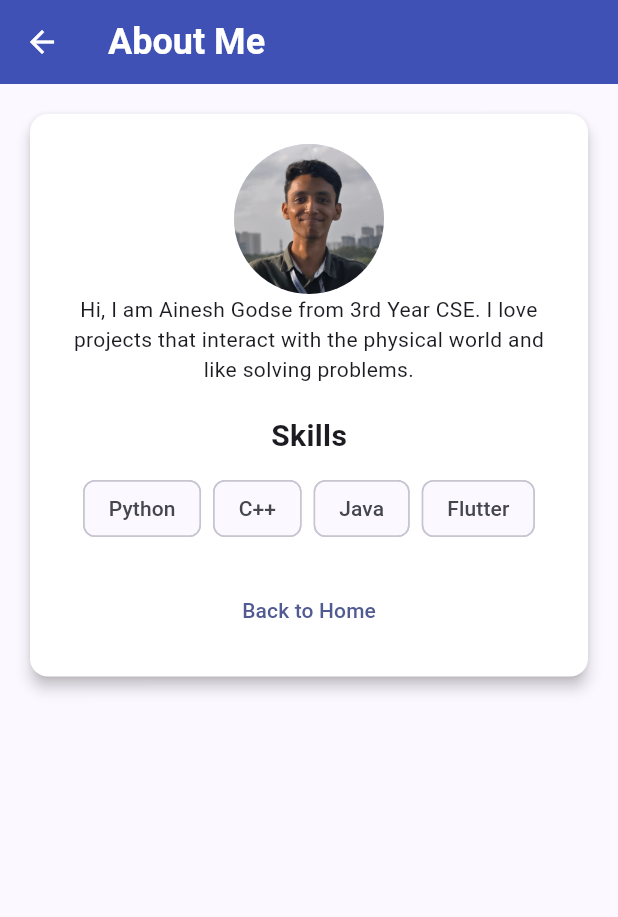
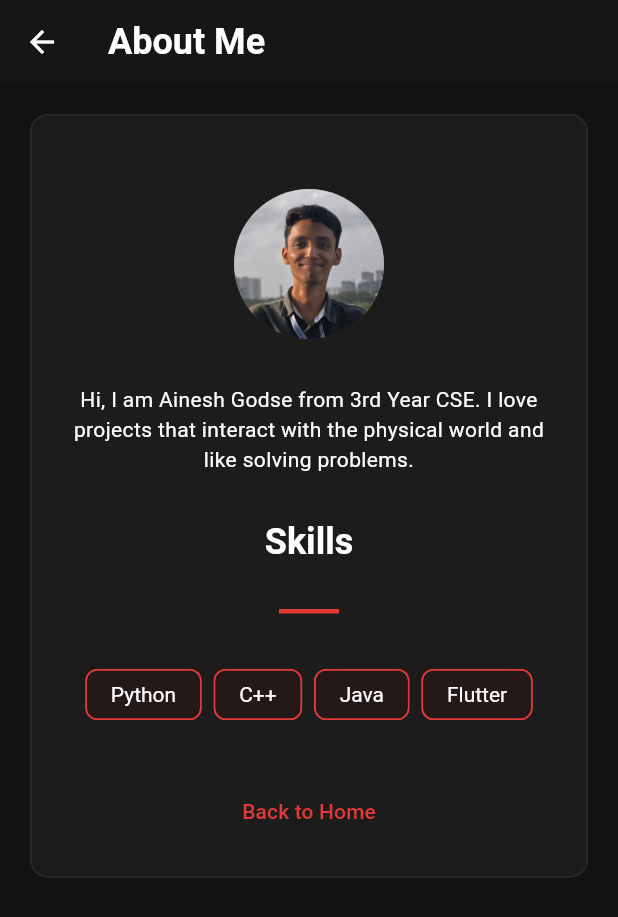
Before and after one commit to Ainesh-Godse/UI_flutter_lab_exam_mid_1, a Flutter app: the screen it shows after launch, after a tap on "About Me", on a phone screen of 412 x 824 dp. Shown: the top 917 px of the screen. Run offline on Flutter 3.47's test engine with Material 3 defaults, Android fonts, the light colour scheme and no system bars.

Commit message:
Visual Touchups.

```diff
--- a/lib/main.dart
+++ b/lib/main.dart
@@ -13,41 +13,82 @@ class MyWebsite extends StatelessWidget {
       home: const HomePage(),
       title: "My Portfolio",
       theme: ThemeData(
+        brightness: Brightness.dark,
+
         colorScheme: ColorScheme.fromSeed(
-          seedColor: Colors.indigo,
+          seedColor: const Color(0xFFE53935),
+          brightness: Brightness.dark,
         ),
 
-        appBarTheme: AppBarTheme(
-          backgroundColor: Colors.indigo,
+        // Matte charcoal background
+        scaffoldBackgroundColor: const Color(0xFF121212),
+
+        appBarTheme: const AppBarTheme(
+          backgroundColor: Color(0xFF161616),
           foregroundColor: Colors.white,
         ),
 
         cardTheme: CardThemeData(
-          elevation: 4,
-          color: Colors.white,
+          elevation: 0,
+          color: const Color(0xFF1C1C1C),
           shape: RoundedRectangleBorder(
             borderRadius: BorderRadius.circular(12),
+            side: const BorderSide(
+              color: Color(0xFF2A2A2A),
+            ),
           ),
         ),
 
-        textTheme: TextTheme(
+
+        textTheme: const TextTheme(
           titleLarge: TextStyle(
             fontSize: 24,
             fontWeight: FontWeight.bold,
+            color: Colors.white,
           ),
 
           bodyLarge: TextStyle(
             fontSize: 16,
+            color: Colors.white,
+          ),
+
+          bodyMedium: TextStyle(
+            color: Colors.white,
+          ),
+
+          bodySmall: TextStyle(
+            color: Colors.white70,
           ),
         ),
 
         elevatedButtonTheme: ElevatedButtonThemeData(
           style: ElevatedButton.styleFrom(
-            backgroundColor: Colors.indigo,
+            backgroundColor: const Color(0xFFE53935),
             foregroundColor: Colors.white,
           ),
         ),
+
+        textButtonTheme: TextButtonThemeData(
+          style: TextButton.styleFrom(
+            foregroundColor: const Color(0xFFE53935),
+          ),
+        ),
+
+        chipTheme: ChipThemeData(
+          backgroundColor: const Color(0xFF241818),
+          labelStyle: const TextStyle(
+            color: Colors.white,
+          ),
+          side: const BorderSide(
+            color: Color(0xFFE53935),
+          ),
+        ),
+
+        iconTheme: const IconThemeData(
+          color: Color(0xFFE53935),
+        ),
       ),
+
       debugShowCheckedModeBanner: false,
     );
   }
--- a/lib/screens/about_page.dart
+++ b/lib/screens/about_page.dart
@@ -9,8 +9,12 @@ class AboutPage extends StatelessWidget {
   Widget build(BuildContext context) {
     return Scaffold(
       appBar: AppBar(
-
-        title: Text("About Me"),
+        title: const Text(
+          "About Me",
+          style: TextStyle(
+            fontWeight: FontWeight.bold,
+          ),
+        ),
 
         leading: IconButton(
           icon: Icon(Icons.arrow_back),
@@ -36,27 +40,36 @@ class AboutPage extends StatelessWidget {
               mainAxisSize: MainAxisSize.min,
               children: [
 
+                const SizedBox(height: 30),
+
                 CircleAvatar(
                   radius: 50,
                   backgroundImage: AssetImage(Ainesh.profilePhoto),
                 ),
+
+                const SizedBox(height: 30),
 
                 Text(
                   Ainesh.introduction,
                   textAlign: TextAlign.center,
                 ),
 
-                SizedBox(height: 20),
+                const SizedBox(height: 30),
 
                 Text(
                   "Skills",
-                  style: TextStyle(
-                    fontSize: 20,
-                    fontWeight: FontWeight.bold,
-                  ),
+                  style: Theme.of(context).textTheme.titleLarge,
                 ),
 
-                SizedBox(height: 10),
+                const SizedBox(height: 30),
+
+                Container(
+                  height: 3,
+                  width: 40,
+                  color: const Color(0xFFE53935),
+                ),
+
+                const SizedBox(height: 30),
 
                 // Dynamically renders all skills
                 Wrap(
@@ -70,7 +83,7 @@ class AboutPage extends StatelessWidget {
                   }).toList(),
                 ),
 
-                SizedBox(height: 20),
+                const SizedBox(height: 30),
 
                 TextButton(
                     onPressed:(){
--- a/lib/screens/home_page.dart
+++ b/lib/screens/home_page.dart
@@ -10,35 +10,53 @@ class HomePage extends StatelessWidget {
   Widget build(BuildContext context) {
     return Scaffold(
       appBar: AppBar(
-        title: Text("My Portfolio"),
-
+        title: const Text(
+          "My Portfolio",
+          style: TextStyle(
+            fontWeight: FontWeight.bold,
           ),
+        ),
+      )
+      ,
       body: ResponsiveLayout(
         child: Column(
             mainAxisSize: MainAxisSize.min,
             children: [
+              const SizedBox(height: 30),
 
-              CircleAvatar(
+              Container(
+                padding: const EdgeInsets.all(3),
+                decoration: const BoxDecoration(
+                  shape: BoxShape.circle,
+                  color: Color(0xFFE53935),
+                ),
+                child: CircleAvatar(
                   radius: 50,
                   backgroundImage: AssetImage(Ainesh.profilePhoto),
                 ),
+              ),
 
+              const SizedBox(height: 30),
               //name
               Text(
                 Ainesh.name,
-                style: TextStyle(
-                  fontSize: 30,
-                  fontWeight: FontWeight.bold ,
+                style: const TextStyle(
+                  fontSize: 32,
+                  fontWeight: FontWeight.bold,
+                  letterSpacing: 1.2,
                 ),
-                textAlign: TextAlign.center,
               ),
+
+              const SizedBox(height: 30),
 
               Text(
                 Ainesh.course,
                 textAlign: TextAlign.center,
               ),
 
-              TextButton(
+              const SizedBox(height: 30),
+
+              TextButton.icon(
                   onPressed:(){
                     Navigator.pushReplacement(
                       context,
@@ -50,10 +68,12 @@ class HomePage extends StatelessWidget {
                       ),
                     );
                   },
-                  child: Text("About Me")
+                  icon: const Icon(Icons.person_outline),
+                  label: const Text("About Me")
               ),
+              const SizedBox(height: 10),
 
-              TextButton(
+              TextButton.icon(
                 onPressed:(){
                   Navigator.pushReplacement(
                     context,
@@ -65,8 +85,9 @@ class HomePage extends StatelessWidget {
                     ),
                   );
                 },
-                  child: Text("Projects")
-              ),
+                icon: const Icon(Icons.code),
+                label: const Text("Projects"),
+              )
             ]
         ),
       ),
--- a/lib/screens/projects_page.dart
+++ b/lib/screens/projects_page.dart
@@ -32,7 +32,7 @@ class ProjectsPage extends StatelessWidget {
                   ),
                 ),
 
-                const SizedBox(height: 10),
+                const SizedBox(height: 30),
 
                 Text(project.description),
 
@@ -44,13 +44,13 @@ class ProjectsPage extends StatelessWidget {
                         const TextSpan(
                           text: "Git Link: ",
                           style: TextStyle(
-                            color: Colors.black,
+                            color: Colors.white,
                           ),
                         ),
                         TextSpan(
-                          text: project.gitlink,
+                          text: "GitHub Repository  →",
                           style: const TextStyle(
-                            color: Colors.blue,
+                            color: Color(0xFFE53935),
                             decoration: TextDecoration.underline,
                           ),
                           recognizer: TapGestureRecognizer()
@@ -79,7 +79,13 @@ class ProjectsPage extends StatelessWidget {
   Widget build(BuildContext context) {
     return Scaffold(
       appBar: AppBar(
-        title: Text("Projects"),
+        title: const Text(
+          "My Projects",
+          style: TextStyle(
+            fontWeight: FontWeight.bold,
+          ),
+        ),
+
         leading: IconButton(
           icon: Icon(Icons.arrow_back),
           onPressed: () {
@@ -100,9 +106,13 @@ class ProjectsPage extends StatelessWidget {
           mainAxisSize: MainAxisSize.min,
           children: [
 
+            const SizedBox(height: 30),
+
             ...Ainesh.projects.map((project) {
               return projectCard(project);
             }),
+
+            const SizedBox(height: 10),
 
             TextButton(
               onPressed:(){
```
Lines whose indentation alone changed are shown as unchanged.
